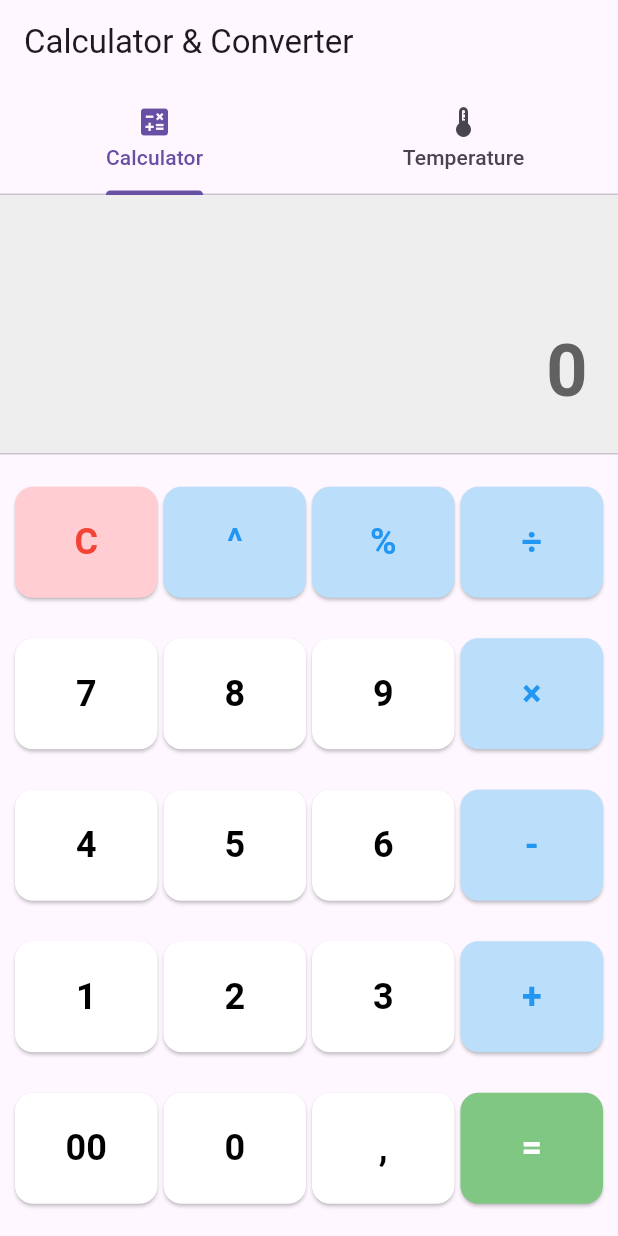
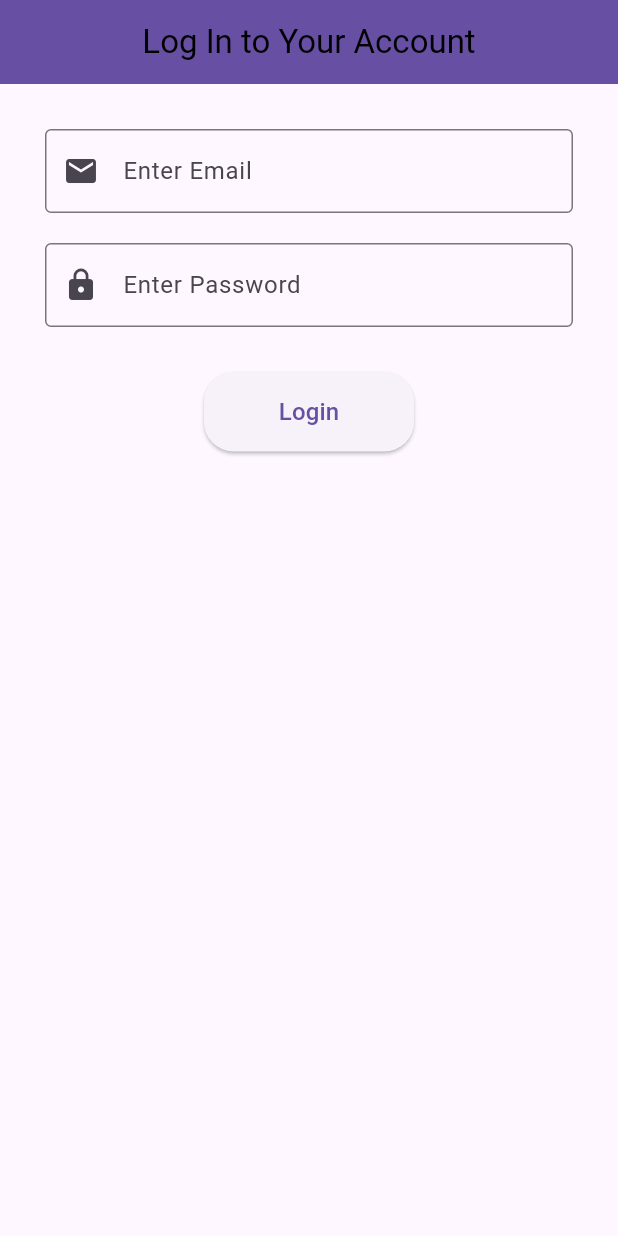
Before and after one commit to aprileoerlangga/belajarGitHub, a Flutter app: the screen it shows after launch, on a phone screen of 412 x 824 dp. Run offline on Flutter 3.47's test engine with Material 3 defaults, Android fonts, the phone set to English and light mode, and no system bars.

Commit message:
Initial commit

```diff
--- /dev/null
+++ b/lib/login_page.dart
@@ -0,0 +1,129 @@
+import 'package:flutter/material.dart';
+import 'home_page.dart';
+
+class LoginPage extends StatefulWidget {
+  const LoginPage({Key? key}) : super(key: key);
+
+  @override
+  State<LoginPage> createState() => _LoginPageState();
+}
+
+class _LoginPageState extends State<LoginPage> {
+  final TextEditingController emailController = TextEditingController();
+  final TextEditingController passwordController = TextEditingController();
+  final String userEmail = "username@pensmail.com";
+  final String pass = "123456";
+  String notif = "";
+
+  void login(String email, String password) {
+    if (email == userEmail && password == pass) {
+      setState(() {
+        notif = "";
+      });
+      Navigator.pushReplacement(
+        context,
+        MaterialPageRoute(builder: (context) => HomePage())
+      );
+    } else {
+      setState(() {
+        notif = "Email or password is incorrect";
+      });
+    }
+  }
+
+  @override
+  Widget build(BuildContext context) {
+    final isDarkMode = Theme.of(context).brightness == Brightness.dark;
+    final primaryColor = Theme.of(context).primaryColor;
+
+    String? validateEmail(String? value) {
+      const pattern = r"(?:[a-z0-9!#$%&'*+/=?^_`{|}~-]+(?:\.[a-z0-9!#$%&'"
+          r'*+/=?^_`{|}~-]+)*|"(?:[\x01-\x08\x0b\x0c\x0e-\x1f\x21\x23-\x5b\x5d-'
+          r'\x7f]|\\[\x01-\x09\x0b\x0c\x0e-\x7f])*")@(?:(?:[a-z0-9](?:[a-z0-9-]*'
+          r'[a-z0-9])?\.)+[a-z0-9](?:[a-z0-9-]*[a-z0-9])?|\[(?:(?:(2(5[0-5]|[0-4]'
+          r'[0-9])|1[0-9][0-9]|[1-9]?[0-9]))\.){3}(?:(2(5[0-5]|[0-4][0-9])|1[0-9]'
+          r'[0-9]|[1-9]?[0-9])|[a-z0-9-]*[a-z0-9]:(?:[\x01-\x08\x0b\x0c\x0e-\x1f\'
+          r'x21-\x5a\x53-\x7f]|\\[\x01-\x09\x0b\x0c\x0e-\x7f])+)\])';
+      final regex = RegExp(pattern);
+
+      return value!.isEmpty || !regex.hasMatch(value)
+          ? 'Enter a valid email address'
+          : null;
+    }
+
+    return Scaffold(
+      appBar: AppBar(
+        backgroundColor: primaryColor,
+        title: Text(
+          "Log In to Your Account",
+          style: TextStyle(
+            color: isDarkMode ? Colors.white : Colors.black,
+          ),
+        ),
+        centerTitle: true,
+      ),
+      body: Padding(
+        padding: const EdgeInsets.symmetric(vertical: 30, horizontal: 30),
+        child: Column(
+          children: [
+            Form(
+              autovalidateMode: AutovalidateMode.onUserInteraction,
+              child: TextFormField(
+                controller: emailController,
+                validator: validateEmail,
+                decoration: const InputDecoration(
+                  hintText: "Enter Email",
+                  prefixIcon: Icon(Icons.email),
+                  border: OutlineInputBorder(),
+                ),
+                keyboardType: TextInputType.emailAddress,
+              ),
+            ),
+            const SizedBox(height: 20),
+            TextFormField(
+              controller: passwordController,
+              obscureText: true,
+              enableSuggestions: false,
+              autocorrect: false,
+              decoration: const InputDecoration(
+                hintText: "Enter Password",
+                prefixIcon: Icon(Icons.lock),
+                border: OutlineInputBorder(),
+              ),
+            ),
+            const SizedBox(height: 30),
+            ElevatedButton(
+              onPressed: () => login(
+                emailController.text.trim(),
+                passwordController.text,
+              ),
+              style: ElevatedButton.styleFrom(
+                padding: const EdgeInsets.symmetric(horizontal: 50, vertical: 15),
+                shape: RoundedRectangleBorder(
+                  borderRadius: BorderRadius.circular(20),
+                ),
+              ),
+              child: const Text(
+                "Login",
+                style: TextStyle(fontSize: 16),
+              ),
+            ),
+            if (notif.isNotEmpty)
+              Padding(
+                padding: const EdgeInsets.only(top: 20),
+                child: Text(
+                  notif,
+                  textAlign: TextAlign.center,
+                  style: TextStyle(
+                    color: Colors.red,
+                    fontWeight: FontWeight.w600,
+                    fontSize: 15,
+                  ),
+                ),
+              ),
+          ],
+        ),
+      ),
+    );
+  }
+}
--- a/lib/main.dart
+++ b/lib/main.dart
@@ -1,5 +1,5 @@
 import 'package:flutter/material.dart';
-import 'home_page.dart';
+import 'login_page.dart';
 
 void main() {
   runApp(MyApp());
@@ -20,7 +20,7 @@
         brightness: Brightness.dark,
       ),
       themeMode: ThemeMode.system,
-      home: HomePage(),
+      home: LoginPage(),  // Changed to start with the login page
     );
   }
 }
```
